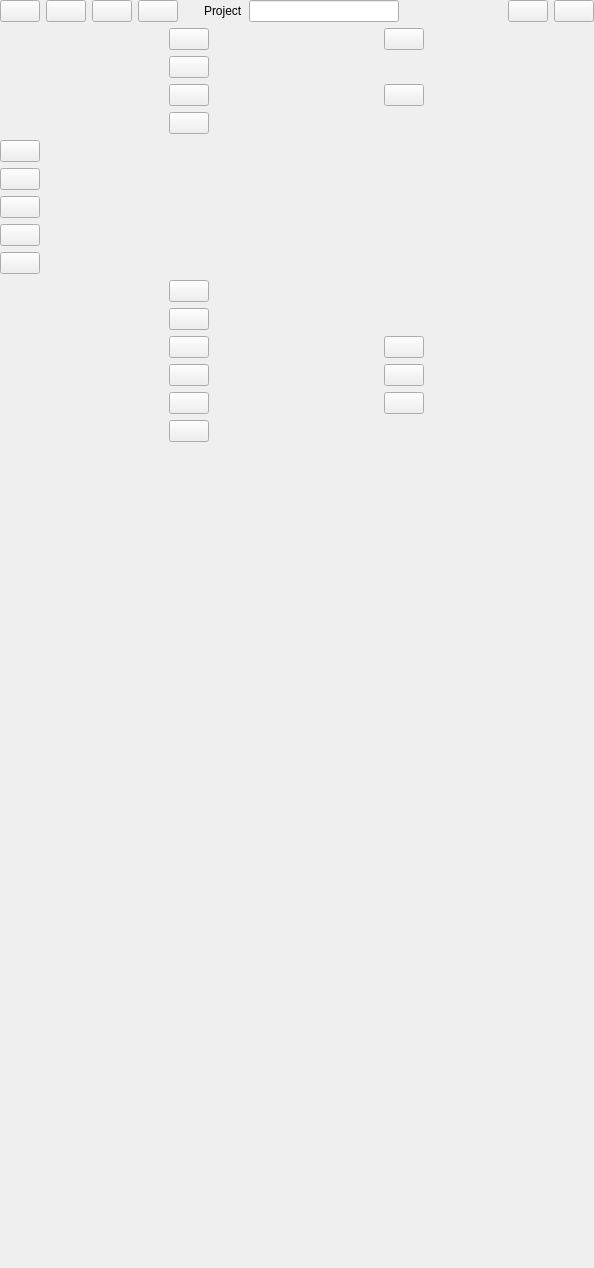
RemotelyChaotic/JOIPEngine, file src/Editor/EditorActionBar.ui: the form before one commit.
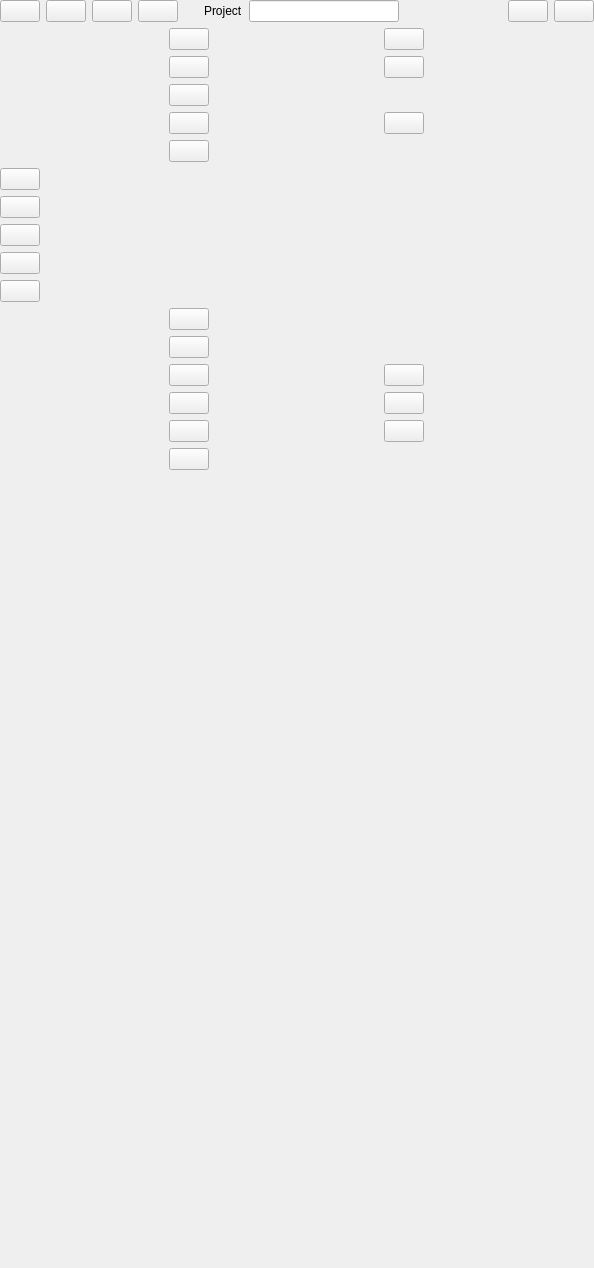
The form after the commit. Custom widgets are drawn as their Qt base class.

Commit message: Basics of the new Resource View added

```diff
--- a/src/Editor/EditorActionBar.ui
+++ b/src/Editor/EditorActionBar.ui
@@ -241,7 +241,39 @@
       <property name="bottomMargin">
        <number>0</number>
       </property>
-      <item row="5" column="0">
+      <item row="1" column="1">
+       <widget class="CShortcutButton" name="AddWebResourceButton">
+        <property name="sizePolicy">
+         <sizepolicy hsizetype="Fixed" vsizetype="Fixed">
+          <horstretch>0</horstretch>
+          <verstretch>0</verstretch>
+         </sizepolicy>
+        </property>
+        <property name="toolTip">
+         <string>Add web-resource</string>
+        </property>
+        <property name="text">
+         <string/>
+        </property>
+       </widget>
+      </item>
+      <item row="1" column="0">
+       <widget class="CShortcutButton" name="AddResourceButton">
+        <property name="sizePolicy">
+         <sizepolicy hsizetype="Fixed" vsizetype="Fixed">
+          <horstretch>0</horstretch>
+          <verstretch>0</verstretch>
+         </sizepolicy>
+        </property>
+        <property name="toolTip">
+         <string>Add local resource</string>
+        </property>
+        <property name="text">
+         <string/>
+        </property>
+       </widget>
+      </item>
+      <item row="6" column="0">
        <widget class="CShortcutButton" name="MapButton">
         <property name="sizePolicy">
          <sizepolicy hsizetype="Fixed" vsizetype="Fixed">
@@ -258,22 +290,6 @@
        </widget>
       </item>
       <item row="3" column="0">
-       <widget class="CShortcutButton" name="SourceButton">
-        <property name="sizePolicy">
-         <sizepolicy hsizetype="Fixed" vsizetype="Fixed">
-          <horstretch>0</horstretch>
-          <verstretch>0</verstretch>
-         </sizepolicy>
-        </property>
-        <property name="toolTip">
-         <string>Add source to image</string>
-        </property>
-        <property name="text">
-         <string/>
-        </property>
-       </widget>
-      </item>
-      <item row="2" column="0">
        <widget class="CShortcutButton" name="RemoveResourceButton">
         <property name="sizePolicy">
          <sizepolicy hsizetype="Fixed" vsizetype="Fixed">
@@ -289,8 +305,8 @@
         </property>
        </widget>
       </item>
-      <item row="0" column="0">
-       <widget class="CShortcutButton" name="AddResourceButton">
+      <item row="4" column="0">
+       <widget class="CShortcutButton" name="SourceButton">
         <property name="sizePolicy">
          <sizepolicy hsizetype="Fixed" vsizetype="Fixed">
           <horstretch>0</horstretch>
@@ -298,14 +314,14 @@
          </sizepolicy>
         </property>
         <property name="toolTip">
-         <string>Add local resource</string>
+         <string>Add source to image</string>
         </property>
         <property name="text">
          <string/>
         </property>
        </widget>
       </item>
-      <item row="3" column="1">
+      <item row="4" column="1">
        <widget class="CShortcutButton" name="TitleCardButton">
         <property name="sizePolicy">
          <sizepolicy hsizetype="Fixed" vsizetype="Fixed">
@@ -321,16 +337,20 @@
         </property>
        </widget>
       </item>
+      <item row="0" column="0">
+       <widget class="CShortcutButton" name="TreeViewButton">
+        <property name="toolTip">
+         <string>Show resources as a tree</string>
+        </property>
+        <property name="text">
+         <string/>
+        </property>
+       </widget>
+      </item>
       <item row="0" column="1">
-       <widget class="CShortcutButton" name="AddWebResourceButton">
-        <property name="sizePolicy">
-         <sizepolicy hsizetype="Fixed" vsizetype="Fixed">
-          <horstretch>0</horstretch>
-          <verstretch>0</verstretch>
-         </sizepolicy>
-        </property>
+       <widget class="CShortcutButton" name="ExplorerViewButton">
         <property name="toolTip">
-         <string>Add web-resource</string>
+         <string>Show resources as icons (explorer-like)</string>
         </property>
         <property name="text">
          <string/>
```
The commit also changes 15 other files.
